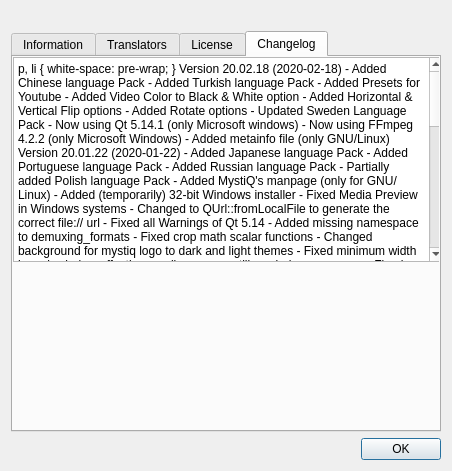
First picture: the form in ui/aboutdialog.ui, repository swl-x/MystiQ, before the edit.
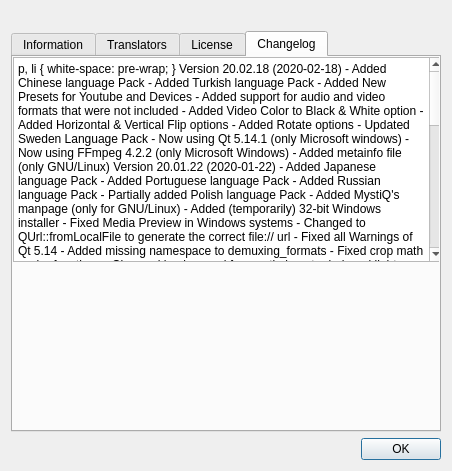
Second picture: the form after the edit. The open tabs and pages were chosen to show the change. Icons and pictures are not drawn.

```diff
--- a/ui/aboutdialog.ui
+++ b/ui/aboutdialog.ui
@@ -299,7 +299,8 @@
 &lt;p style=&quot; margin-top:0px; margin-bottom:0px; margin-left:0px; margin-right:0px; -qt-block-indent:0; text-indent:0px;&quot;&gt;&lt;span style=&quot; font-weight:600;&quot;&gt;Version 20.02.18 (2020-02-18)&lt;/span&gt;&lt;/p&gt;
 &lt;p style=&quot; margin-top:0px; margin-bottom:0px; margin-left:0px; margin-right:0px; -qt-block-indent:0; text-indent:0px;&quot;&gt; - Added Chinese language Pack&lt;/p&gt;
 &lt;p style=&quot; margin-top:0px; margin-bottom:0px; margin-left:0px; margin-right:0px; -qt-block-indent:0; text-indent:0px;&quot;&gt; - Added Turkish language Pack&lt;/p&gt;
-&lt;p style=&quot; margin-top:0px; margin-bottom:0px; margin-left:0px; margin-right:0px; -qt-block-indent:0; text-indent:0px;&quot;&gt; - Added Presets for Youtube&lt;/p&gt;
+&lt;p style=&quot; margin-top:0px; margin-bottom:0px; margin-left:0px; margin-right:0px; -qt-block-indent:0; text-indent:0px;&quot;&gt; - Added New Presets for Youtube and Devices&lt;/p&gt;
+&lt;p style=&quot; margin-top:0px; margin-bottom:0px; margin-left:0px; margin-right:0px; -qt-block-indent:0; text-indent:0px;&quot;&gt; - Added support for audio and video formats that were not included&lt;/p&gt;
 &lt;p style=&quot; margin-top:0px; margin-bottom:0px; margin-left:0px; margin-right:0px; -qt-block-indent:0; text-indent:0px;&quot;&gt; - Added Video Color to Black &amp;amp; White option&lt;/p&gt;
 &lt;p style=&quot; margin-top:0px; margin-bottom:0px; margin-left:0px; margin-right:0px; -qt-block-indent:0; text-indent:0px;&quot;&gt; - Added Horizontal &amp;amp; Vertical Flip options&lt;/p&gt;
 &lt;p style=&quot; margin-top:0px; margin-bottom:0px; margin-left:0px; margin-right:0px; -qt-block-indent:0; text-indent:0px;&quot;&gt; - Added Rotate options&lt;/p&gt;
```
